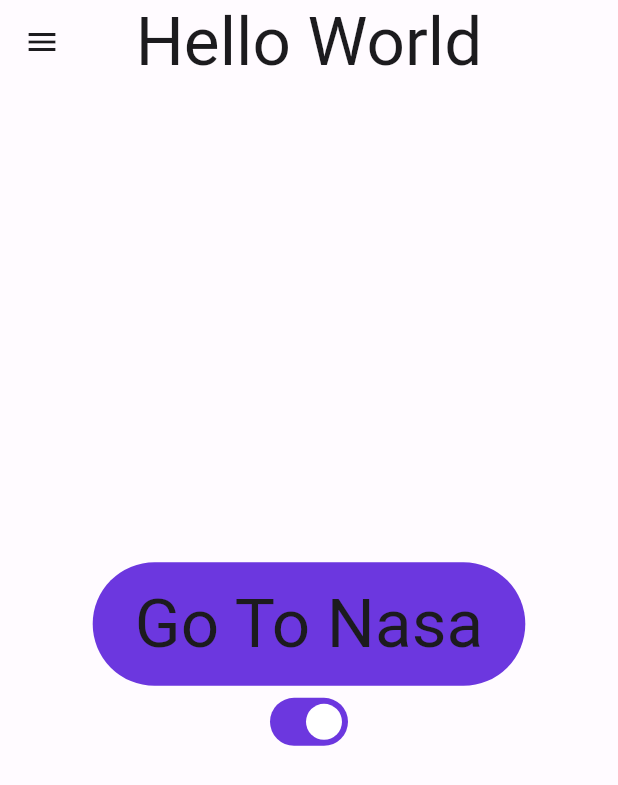
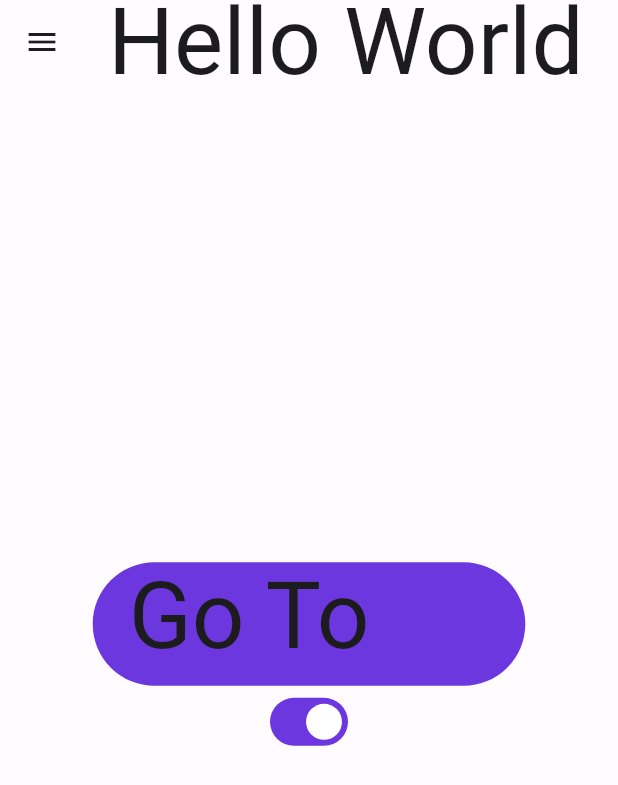
Before and after one commit to mido-ahmed/Setup-App-with-All-Initial-Features, a Flutter app: the screen it shows after launch, on a phone screen of 412 x 824 dp. Shown: the top 785 px of the screen. Run offline on Flutter 3.47's test engine with Material 2 defaults, Android fonts, the phone set to English and light mode, and no system bars; our stand-ins replace go_router, google_fonts, hive, hive_flutter, sizer; accounts and stored records are empty; generated files the repository leaves out were written again; Roboto replaces fonts that are missing (Cairo).

Commit message:
edit in typography.dart

```diff
--- a/lib/utils/typography.dart
+++ b/lib/utils/typography.dart
@@ -11,7 +11,7 @@ final textTheme = TextTheme(
   ),
   displayMedium: GoogleFonts.cairo(
     fontWeight: FontWeight.w400,
-    fontSize: 45,
+    fontSize: 45.sp,
     height: 52 / 45,
   ),
   displaySmall: GoogleFonts.inter(
```
